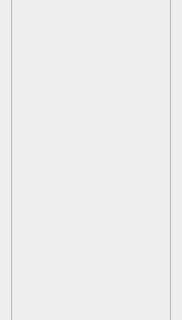
Above: interface/generatorwidget.ui from WorldsParticle/Editor before the change; both pictures show x 0 to 182 and y 201 to 521 of the 182 by 644 pixel window. Below: the same form after it.
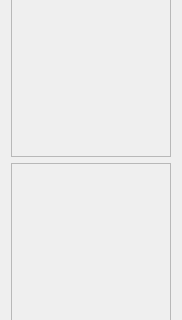
That is the form after the change.

Commit message: added zone generation data instead of steps in generatorwidget + added boolvaluelink

```diff
--- a/interface/generatorwidget.ui
+++ b/interface/generatorwidget.ui
@@ -20,24 +20,6 @@
    <string>Form</string>
   </property>
   <layout class="QGridLayout" name="gridLayout">
-   <item row="3" column="0" colspan="2">
-    <widget class="QScrollArea" name="scrollArea">
-     <property name="widgetResizable">
-      <bool>true</bool>
-     </property>
-     <widget class="QWidget" name="scrollContent">
-      <property name="geometry">
-       <rect>
-        <x>0</x>
-        <y>0</y>
-        <width>162</width>
-        <height>535</height>
-       </rect>
-      </property>
-      <layout class="QVBoxLayout" name="verticalLayout"/>
-     </widget>
-    </widget>
-   </item>
    <item row="1" column="1">
     <widget class="QSpinBox" name="yMaxSpin">
      <property name="maximum">
@@ -79,6 +61,41 @@
      </property>
     </widget>
    </item>
+   <item row="3" column="0" colspan="2">
+    <widget class="QScrollArea" name="stepScrollArea">
+     <property name="widgetResizable">
+      <bool>true</bool>
+     </property>
+     <widget class="QWidget" name="stepScrollContent">
+      <property name="geometry">
+       <rect>
+        <x>0</x>
+        <y>0</y>
+        <width>162</width>
+        <height>264</height>
+       </rect>
+      </property>
+      <layout class="QVBoxLayout" name="verticalLayout"/>
+     </widget>
+    </widget>
+   </item>
+   <item row="4" column="0" colspan="2">
+    <widget class="QScrollArea" name="zoneDataScrollArea">
+     <property name="widgetResizable">
+      <bool>true</bool>
+     </property>
+     <widget class="QWidget" name="zoneDataScrollContent">
+      <property name="geometry">
+       <rect>
+        <x>0</x>
+        <y>0</y>
+        <width>162</width>
+        <height>263</height>
+       </rect>
+      </property>
+     </widget>
+    </widget>
+   </item>
   </layout>
  </widget>
  <resources/>
```
The commit also changes 6 other files.
